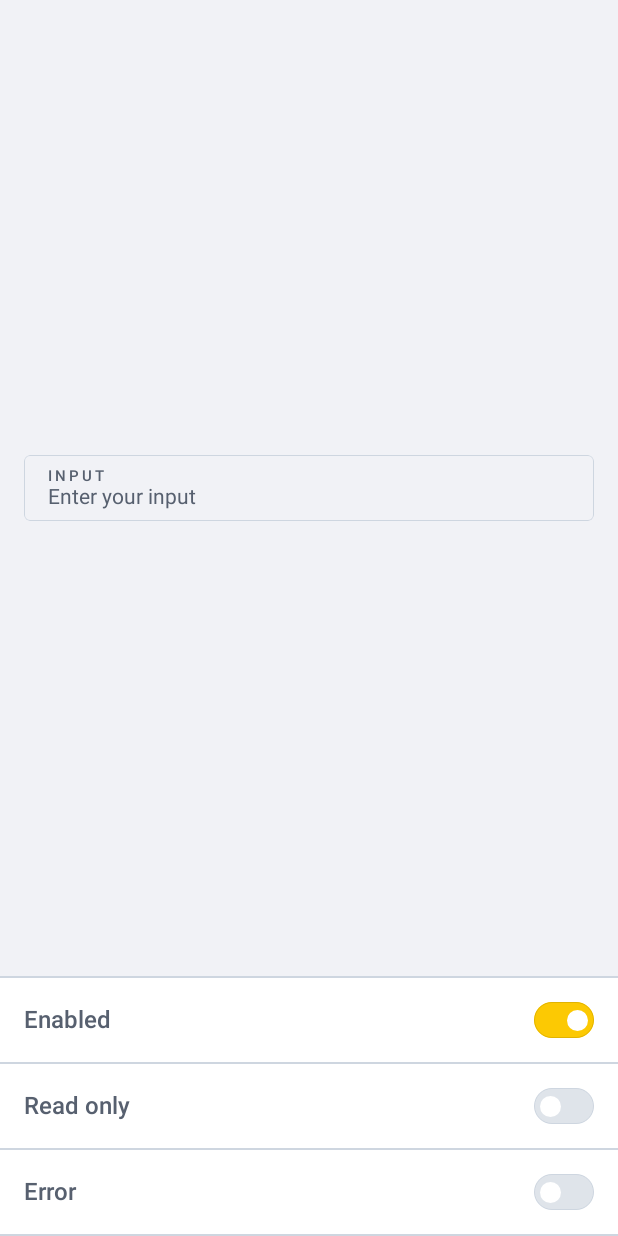
After one commit to LincolnStuart/fun-blocks, an Android app built with Jetpack Compose: the composable InputScreen shown on its own in the app's theme, on a phone screen of 412 x 824 dp. The commit adds this screen. Run offline under Robolectric (Android 15) with nearby library versions, the phone set to English and light mode, and no system bars; our stand-ins replace Voyager; libraries missing offline, so code that uses them is left out: compose.icons, compose.icons.tablericons; 1 statement that could not run was skipped.

Commit message:
feat: input on sample (#25)
* feat: input on sample

* chore: lint

```diff
--- a/components/essentials/src/main/java/me/lincolnstuart/funblocks/essentials/form/field/Input.kt
+++ b/components/essentials/src/main/java/me/lincolnstuart/funblocks/essentials/form/input/Input.kt
@@ -1,4 +1,4 @@
-package me.lincolnstuart.funblocks.essentials.form.field
+package me.lincolnstuart.funblocks.essentials.form.input
 
 import androidx.compose.foundation.clickable
 import androidx.compose.foundation.layout.Box
@@ -109,6 +109,7 @@ public fun Input(
         decorationBox = { innerTextField ->
             BasicInputSkeleton(
                 error = error,
+                disabled = enabled.not() || readOnly,
                 content = {
                     Row {
                         Column(modifier = Modifier.weight(1f)) {
@@ -125,11 +126,13 @@ public fun Input(
                                 innerTextField()
                             }
                         }
-                        ClearOption(
-                            value = value,
-                            description = clearOptionDescription,
-                            onClear = { onValueChange("") }
-                        )
+                        if (enabled && readOnly.not()) {
+                            ClearOption(
+                                value = value,
+                                description = clearOptionDescription,
+                                onClear = { onValueChange("") }
+                            )
+                        }
                     }
                 }
             )
--- a/sample/src/main/java/me/lincolnstuart/funblocks/sample/screens/FormComponentsScreen.kt
+++ b/sample/src/main/java/me/lincolnstuart/funblocks/sample/screens/FormComponentsScreen.kt
@@ -14,6 +14,7 @@ import me.lincolnstuart.funblocks.essentials.list.SimpleListItem
 import me.lincolnstuart.funblocks.foundation.ui.theme.FunBlocksTheme
 import me.lincolnstuart.funblocks.sample.screens.form.ButtonScreen
 import me.lincolnstuart.funblocks.sample.screens.form.SwitchButtonScreen
+import me.lincolnstuart.funblocks.sample.screens.form.input.InputScreen
 
 class FormComponentsScreen : Screen {
 
@@ -41,6 +42,7 @@ class FormComponentsScreen : Screen {
 
     private val screens = listOf(
         "Button" to ButtonScreen(),
+        "Input" to InputScreen(),
         "Switch Button" to SwitchButtonScreen()
     )
 }
--- /dev/null
+++ b/sample/src/main/java/me/lincolnstuart/funblocks/sample/screens/form/input/InputScreen.kt
@@ -0,0 +1,59 @@
+package me.lincolnstuart.funblocks.sample.screens.form.input
+
+import androidx.compose.runtime.Composable
+import androidx.compose.runtime.getValue
+import androidx.compose.runtime.mutableStateOf
+import androidx.compose.runtime.remember
+import androidx.compose.runtime.setValue
+import cafe.adriel.voyager.core.screen.Screen
+import me.lincolnstuart.funblocks.essentials.form.input.Input
+import me.lincolnstuart.funblocks.essentials.form.switchbutton.SwitchButtonOption
+import me.lincolnstuart.funblocks.sample.components.Playground
+
+class InputScreen : Screen {
+
+    @Composable
+    override fun Content() {
+        var error: String? by remember {
+            mutableStateOf(null)
+        }
+        var enabled by remember {
+            mutableStateOf(true)
+        }
+        var readOnly by remember {
+            mutableStateOf(false)
+        }
+        var inputValue by remember {
+            mutableStateOf("")
+        }
+        Playground(
+            component = {
+                Input(
+                    value = inputValue,
+                    onValueChange = { inputValue = it },
+                    label = "Input",
+                    placeholder = "Enter your input",
+                    enabled = enabled,
+                    readOnly = readOnly,
+                    error = error
+                )
+            }
+        ) {
+            SwitchButtonOption(
+                description = "Enabled",
+                isOn = enabled,
+                onClick = { enabled = !enabled }
+            )
+            SwitchButtonOption(
+                description = "Read only",
+                isOn = readOnly,
+                onClick = { readOnly = !readOnly }
+            )
+            SwitchButtonOption(
+                description = "Error",
+                isOn = error != null,
+                onClick = { error = if (error == null) "some error" else null }
+            )
+        }
+    }
+}
```
Also changed, not shown: components/essentials/src/main/java/me/lincolnstuart/funblocks/essentials/form/input/TextArea.kt (renamed from components/essentials/src/main/java/me/lincolnstuart/funblocks/essentials/form/field/TextArea.kt, +3 -6 lines), components/essentials/src/main/java/me/lincolnstuart/funblocks/essentials/form/utils/BasicInputSkeleton.kt (+38 -4 lines).
